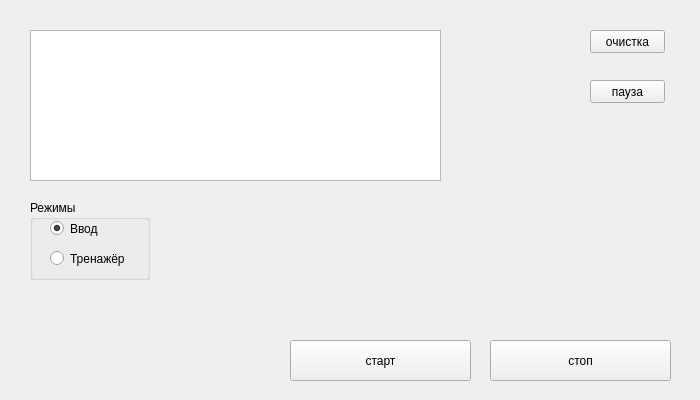
First picture: the form in Python app + PyQt5 + PyInstaller1/Python app + PyQt5 + PyInstaller1/design.ui, repository AinceBlyat/Pivo, before the edit.
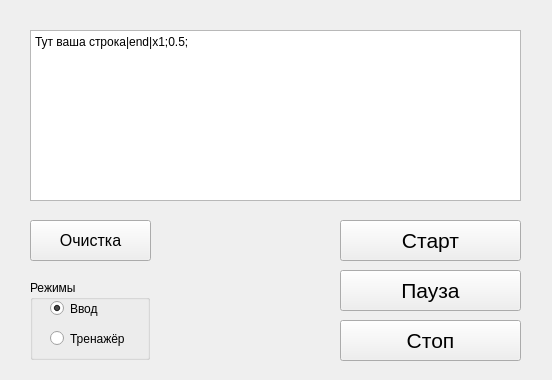
Second picture: the form after the edit. Icons and pictures are not drawn.

The edit to the form file:
```diff
--- a/Python app + PyQt5 + PyInstaller1/Python app + PyQt5 + PyInstaller1/design.ui
+++ b/Python app + PyQt5 + PyInstaller1/Python app + PyQt5 + PyInstaller1/design.ui
@@ -6,20 +6,20 @@
    <rect>
     <x>0</x>
     <y>0</y>
-    <width>700</width>
-    <height>400</height>
+    <width>552</width>
+    <height>380</height>
    </rect>
   </property>
   <property name="minimumSize">
    <size>
-    <width>700</width>
-    <height>400</height>
+    <width>552</width>
+    <height>380</height>
    </size>
   </property>
   <property name="maximumSize">
    <size>
-    <width>700</width>
-    <height>400</height>
+    <width>552</width>
+    <height>380</height>
    </size>
   </property>
   <property name="focusPolicy">
@@ -37,68 +37,101 @@
      <rect>
       <x>30</x>
       <y>30</y>
-      <width>411</width>
-      <height>151</height>
+      <width>491</width>
+      <height>171</height>
      </rect>
     </property>
+    <property name="plainText">
+     <string>Тут ваша строка|end|x1;0.5;</string>
+    </property>
    </widget>
    <widget class="QPushButton" name="pushButton">
     <property name="geometry">
      <rect>
-      <x>290</x>
-      <y>340</y>
+      <x>340</x>
+      <y>220</y>
       <width>181</width>
       <height>41</height>
      </rect>
     </property>
+    <property name="font">
+     <font>
+      <family>Arial</family>
+      <pointsize>16</pointsize>
+      <weight>50</weight>
+      <italic>false</italic>
+      <bold>false</bold>
+     </font>
+    </property>
     <property name="text">
-     <string>старт</string>
+     <string>Старт</string>
     </property>
    </widget>
    <widget class="QPushButton" name="pushButton_2">
     <property name="geometry">
      <rect>
-      <x>490</x>
-      <y>340</y>
+      <x>340</x>
+      <y>320</y>
       <width>181</width>
       <height>41</height>
      </rect>
     </property>
+    <property name="font">
+     <font>
+      <family>Arial</family>
+      <pointsize>16</pointsize>
+      <weight>50</weight>
+      <italic>false</italic>
+      <bold>false</bold>
+     </font>
+    </property>
     <property name="text">
-     <string>стоп</string>
+     <string>Стоп</string>
     </property>
    </widget>
    <widget class="QPushButton" name="pushButton_3">
     <property name="geometry">
      <rect>
-      <x>590</x>
-      <y>30</y>
-      <width>75</width>
-      <height>23</height>
+      <x>30</x>
+      <y>220</y>
+      <width>121</width>
+      <height>41</height>
      </rect>
     </property>
+    <property name="font">
+     <font>
+      <family>Arial</family>
+      <pointsize>12</pointsize>
+     </font>
+    </property>
     <property name="text">
-     <string>очистка</string>
+     <string>Очистка</string>
     </property>
    </widget>
    <widget class="QPushButton" name="pushButton_4">
     <property name="geometry">
      <rect>
-      <x>590</x>
-      <y>80</y>
-      <width>75</width>
-      <height>23</height>
+      <x>340</x>
+      <y>270</y>
+      <width>181</width>
+      <height>41</height>
      </rect>
     </property>
+    <property name="font">
+     <font>
+      <family>Arial</family>
+      <pointsize>16</pointsize>
+     </font>
+    </property>
     <property name="text">
-     <string>пауза</string>
+     <string>Пауза</string>
     </property>
    </widget>
    <widget class="QGroupBox" name="groupBox">
     <property name="geometry">
      <rect>
       <x>30</x>
-      <y>200</y>
+      <y>280</y>
       <width>120</width>
       <height>80</height>
      </rect>
@@ -136,6 +169,22 @@
      </property>
     </widget>
    </widget>
+   <widget class="QLabel" name="label">
+    <property name="geometry">
+     <rect>
+      <x>170</x>
+      <y>220</y>
+      <width>151</width>
+      <height>151</height>
+     </rect>
+    </property>
+    <property name="text">
+     <string/>
+    </property>
+    <property name="pixmap">
+     <pixmap resource="resurs.qrc">:/data/Pivasss.jpg</pixmap>
+    </property>
+   </widget>
   </widget>
  </widget>
  <resources/>
```
Left out of the diff: 20 changed lines with no effect on the pictures.
